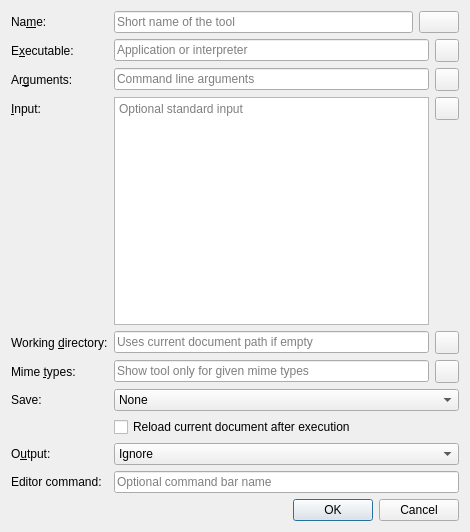
Qt form addons/externaltools/tooldialog.ui (KDE/kate) before a commit.
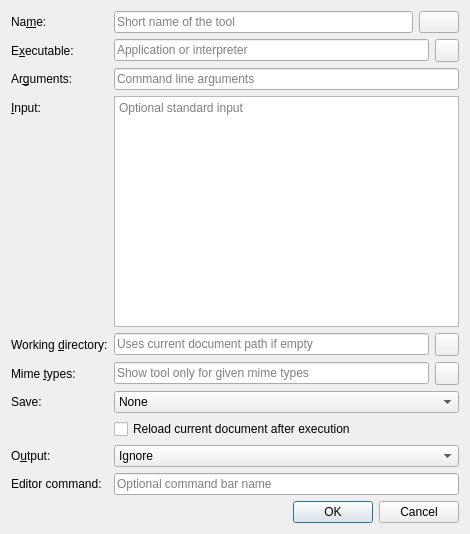
The same form after that commit. Icons and pictures are not drawn. Custom widgets are drawn as their Qt base class.

Commit message:
Add a ContextAction that attaches to QLineEdits
...unforunately, QTextEdit is not a QLineEdit. So we will need
internal hacks to make it work there as well...

```diff
--- a/addons/externaltools/tooldialog.ui
+++ b/addons/externaltools/tooldialog.ui
@@ -7,7 +7,7 @@
     <x>0</x>
     <y>0</y>
     <width>470</width>
-    <height>532</height>
+    <height>534</height>
    </rect>
   </property>
   <property name="windowTitle">
@@ -84,27 +84,12 @@
     </widget>
    </item>
    <item row="2" column="1">
-    <layout class="QHBoxLayout" name="horizontalLayout_5">
-     <item>
       <widget class="QLineEdit" name="edtArgs">
        <property name="placeholderText">
         <string>Command line arguments</string>
        </property>
       </widget>
      </item>
-     <item>
-      <widget class="QToolButton" name="btnArgs">
-       <property name="icon">
-        <iconset theme="arrow-down">
-         <normaloff>.</normaloff>.</iconset>
-       </property>
-       <property name="popupMode">
-        <enum>QToolButton::InstantPopup</enum>
-       </property>
-      </widget>
-     </item>
-    </layout>
-   </item>
    <item row="3" column="0">
     <widget class="QLabel" name="lblInput">
      <property name="text">
@@ -116,27 +101,12 @@
     </widget>
    </item>
    <item row="3" column="1">
-    <layout class="QHBoxLayout" name="loArgs">
-     <item>
       <widget class="QTextEdit" name="edtInput">
        <property name="placeholderText">
         <string>Optional standard input</string>
        </property>
       </widget>
      </item>
-     <item alignment="Qt::AlignTop">
-      <widget class="QToolButton" name="btnInput">
-       <property name="icon">
-        <iconset theme="arrow-down">
-         <normaloff>.</normaloff>.</iconset>
-       </property>
-       <property name="popupMode">
-        <enum>QToolButton::InstantPopup</enum>
-       </property>
-      </widget>
-     </item>
-    </layout>
-   </item>
    <item row="4" column="0">
     <widget class="QLabel" name="lblWorkingDir">
      <property name="text">
@@ -312,7 +282,7 @@
      </property>
     </widget>
    </item>
-   <item row="10" column="1">
+   <item row="10" column="0" colspan="2">
     <widget class="QDialogButtonBox" name="buttonBox">
      <property name="standardButtons">
       <set>QDialogButtonBox::Cancel|QDialogButtonBox::Ok</set>
```
Left out of the diff: 2 changed lines with no effect on the pictures. Lines whose indentation alone changed are shown as unchanged. The commit also changes 2 other files.
